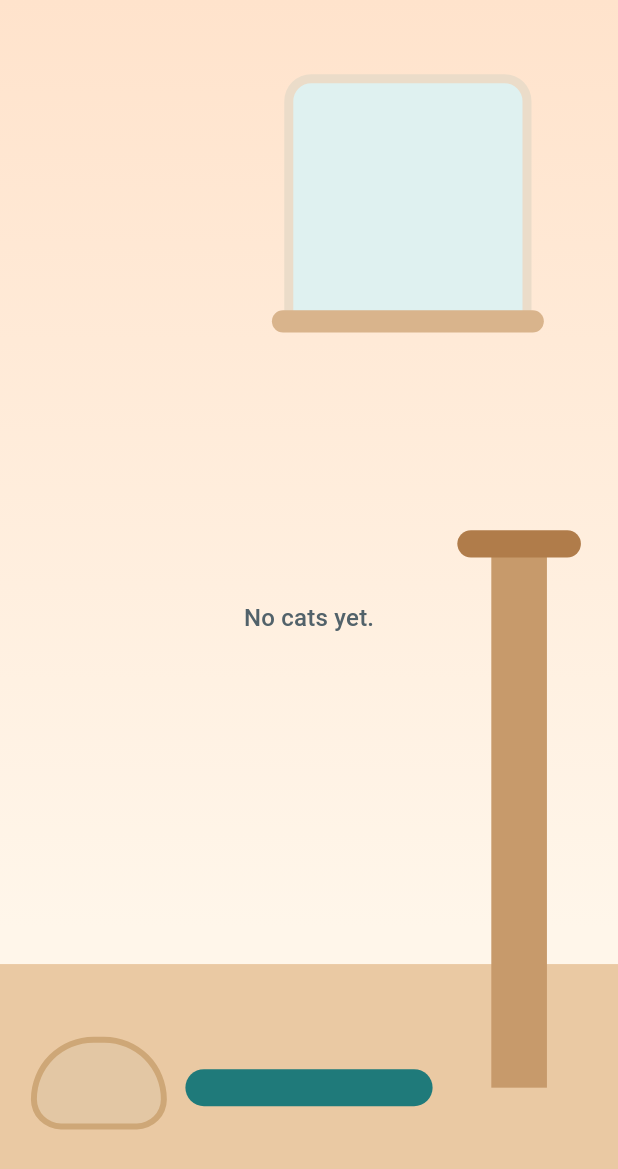
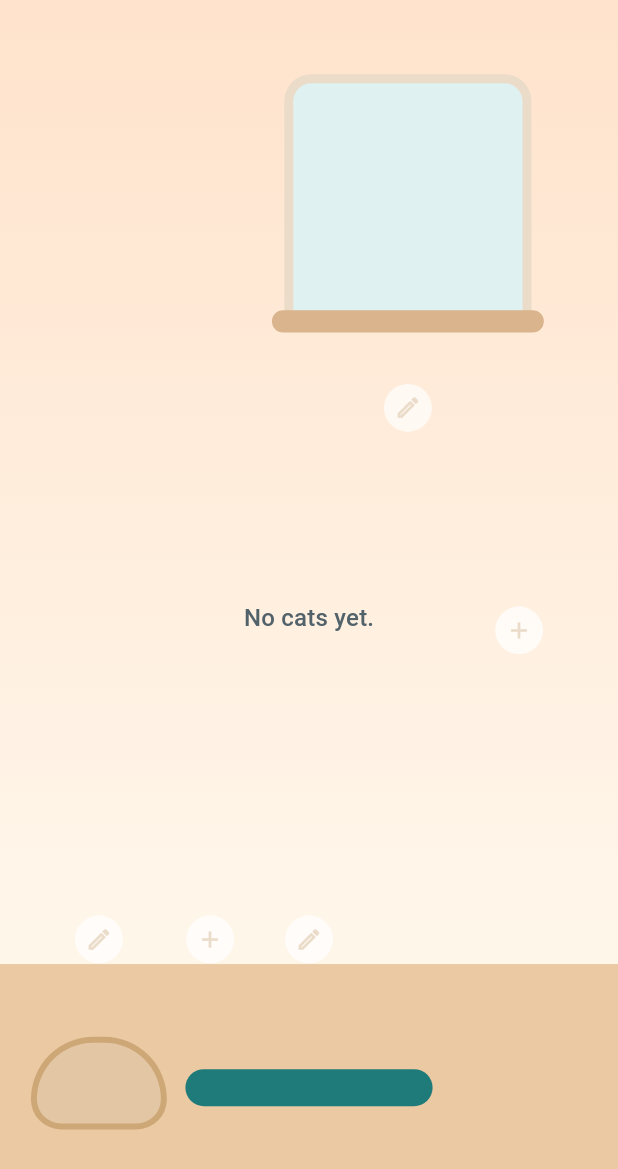
Before and after one commit to mikehorstman/catwalk, a Flutter app: the RoomPage widget shown alone on an empty page, opened directly, on a phone screen of 412 x 824 dp. Shown: the top 1169 px of the screen. Run offline on Flutter 3.47's test engine with Material 3 defaults, Android fonts, the phone set to English and light mode, and no system bars; our stand-ins replace cloud_firestore, firebase_analytics, firebase_auth, firebase_core, flutter_local_notifications, flutter_map and 11 more; missing offline and left inert: health; accounts and stored records are empty.

Commit message:
feat: decorations - 30 items, slot sheet, welcome call; version 1.12.0

```diff
--- a/lib/features/room/data/room_layout_provider.dart
+++ b/lib/features/room/data/room_layout_provider.dart
@@ -2,6 +2,10 @@ import 'package:flutter_riverpod/flutter_riverpod.dart';
 
 import '../../map/data/inventory_repository.dart';
 import '../../map/domain/inventory.dart';
+import '../../rooms/data/home_state_repository.dart';
+import '../../rooms/domain/home_state.dart';
+import '../../rooms/domain/room_layouts.dart';
+import '../../rooms/domain/room_type.dart';
 import '../domain/room_layout.dart';
 
 /// What you have found. Refreshed when the map hands you something.
@@ -14,3 +18,14 @@ final roomLayoutProvider = Provider<RoomLayout>((ref) {
   final toys = ref.watch(inventoryProvider).value?.toys ?? const <String>[];
   return RoomLayout.standard.withToys(toys);
 });
+
+/// The layout of one room, from what the player placed in it and the toys
+/// they own.
+final roomLayoutForProvider = Provider.family<RoomLayout, RoomType>((
+  ref,
+  room,
+) {
+  final toys = ref.watch(inventoryProvider).value?.toys ?? const <String>[];
+  final home = ref.watch(homeStateProvider).value ?? const HomeState();
+  return layoutForRoom(room, home, toys: toys);
+});
--- a/lib/features/room/presentation/room_screen.dart
+++ b/lib/features/room/presentation/room_screen.dart
@@ -13,6 +13,8 @@ import '../data/room_cats_provider.dart';
 import '../domain/cat_action.dart';
 import '../domain/room_cat.dart';
 import '../data/room_layout_provider.dart';
+import '../../rooms/domain/decoration_catalogue.dart';
+import '../../rooms/presentation/slot_sheet.dart';
 import '../domain/room_layout.dart';
 import '../domain/room_simulation.dart';
 import 'animation_lab.dart';
@@ -132,7 +134,8 @@ class _RoomPageState extends ConsumerState<RoomPage>
     ];
     // Reduce Motion is a device setting, and it can change while the app runs.
     final reducedMotion = MediaQuery.disableAnimationsOf(context);
-    final RoomLayout layout = widget.layout ?? ref.watch(roomLayoutProvider);
+    final RoomLayout layout =
+        widget.layout ?? ref.watch(roomLayoutForProvider(widget.room));
     if (_signatureOf(cats, layout) != _signature ||
         reducedMotion != _reducedMotion) {
       _syncRoom(cats, layout, reducedMotion);
@@ -158,6 +161,23 @@ class _RoomPageState extends ConsumerState<RoomPage>
                   child: ColoredBox(color: roomTint(widget.room)),
                 ),
               ),
+              // One small button per slot, to see what stands there and change it.
+              for (final slot in Slot.values)
+                Positioned(
+                  left: slot.position.dx * size.width - 16,
+                  top:
+                      (slot.position.dy + (slot.isHigh ? 0.07 : -0.12)) *
+                          size.height -
+                      16,
+                  child: _SlotButton(
+                    key: Key('slot-${slot.name}'),
+                    filled: ref
+                        .watch(roomLayoutForProvider(widget.room))
+                        .items
+                        .any((i) => i.slot == slot.name),
+                    onTap: () => SlotSheet.show(context, widget.room, slot),
+                  ),
+                ),
               if (runAway)
                 const Center(child: EmptyCushion(size: 200))
               else
@@ -272,6 +292,34 @@ class _CatLayer extends StatelessWidget {
 }
 
 /// Centred "No cats yet." message for an empty room.
+class _SlotButton extends StatelessWidget {
+  const _SlotButton({required this.filled, required this.onTap, super.key});
+
+  final bool filled;
+  final VoidCallback onTap;
+
+  @override
+  Widget build(BuildContext context) {
+    return Material(
+      color: Colors.white70,
+      shape: const CircleBorder(),
+      child: InkWell(
+        customBorder: const CircleBorder(),
+        onTap: onTap,
+        child: SizedBox(
+          width: 32,
+          height: 32,
+          child: Icon(
+            filled ? Icons.edit_outlined : Icons.add,
+            size: 18,
+            color: CatwalkColors.line,
+          ),
+        ),
+      ),
+    );
+  }
+}
+
 class _NoCats extends StatelessWidget {
   const _NoCats();
 
--- a/lib/features/room/presentation/widgets/room_scene.dart
+++ b/lib/features/room/presentation/widgets/room_scene.dart
@@ -22,22 +22,34 @@ class RoomScene extends StatelessWidget {
         Offset at(double x, double y) => Offset(x * w, y * h);
 
         final floorTop = layout.walkY * h - 0.10 * h;
-        final sill = layout.spot('sill')!;
-        final rug = layout.spot('rug')!;
-        final basket = layout.spot('basket')!;
-        final tree = layout.spot('tree')!;
+        final living = layout.roomId == 'living';
+        final sill = living ? layout.spot('sill') : null;
+        final rug = living ? layout.spot('rug') : null;
+        final basket = living ? layout.spot('basket') : null;
+        final tree = living ? layout.spot('tree') : null;
+        final floorColor = switch (layout.roomId) {
+          'garden' => const Color(0xFFB7D8A0),
+          'attic' => const Color(0xFFD9C3A5),
+          'veranda' => const Color(0xFFE6D2B5),
+          _ => const Color(0xFFEAC9A3),
+        };
+        final wallColors = switch (layout.roomId) {
+          'garden' => const [Color(0xFFCFE8F2), CatwalkColors.cream],
+          'attic' => const [Color(0xFFE4D3EA), CatwalkColors.cream],
+          _ => const [CatwalkColors.orangeSoft, CatwalkColors.cream],
+        };
 
         return Stack(
           children: [
             // Wall and floor.
-            const Positioned.fill(
+            Positioned.fill(
               child: DecoratedBox(
                 decoration: BoxDecoration(
                   gradient: LinearGradient(
                     begin: Alignment.topCenter,
                     end: Alignment.bottomCenter,
-                    colors: [CatwalkColors.orangeSoft, CatwalkColors.cream],
-                    stops: [0.0, 0.75],
+                    colors: wallColors,
+                    stops: const [0.0, 0.75],
                   ),
                 ),
               ),
@@ -47,10 +59,11 @@ class RoomScene extends StatelessWidget {
               right: 0,
               top: floorTop,
               bottom: 0,
-              child: const ColoredBox(color: Color(0xFFEAC9A3)),
+              child: ColoredBox(color: floorColor),
             ),
 
             // Window, with the sill the cat perches on.
+            if (sill != null) ...[
               Positioned(
                 left: (sill.position.dx - 0.20) * w,
                 top: 0.06 * h,
@@ -62,7 +75,9 @@ class RoomScene extends StatelessWidget {
                     border: Border.fromBorderSide(
                       BorderSide(color: CatwalkColors.line, width: 6),
                     ),
-                  borderRadius: BorderRadius.vertical(top: Radius.circular(18)),
+                    borderRadius: BorderRadius.vertical(
+                      top: Radius.circular(18),
+                    ),
                   ),
                 ),
               ),
@@ -71,8 +86,10 @@ class RoomScene extends StatelessWidget {
                 width: 0.44 * w,
                 height: 0.018 * h,
               ),
+            ],
 
             // Rug.
+            if (rug != null)
               _Board(
                 center: at(rug.position.dx, rug.position.dy),
                 width: 0.40 * w,
@@ -81,6 +98,7 @@ class RoomScene extends StatelessWidget {
               ),
 
             // Basket.
+            if (basket != null)
               _Basket(
                 center: at(basket.position.dx, basket.position.dy),
                 w: w,
@@ -96,6 +114,7 @@ class RoomScene extends StatelessWidget {
               ),
 
             // Cat tree: a post with a platform on top.
+            if (tree != null) ...[
               Positioned(
                 left: tree.position.dx * w - 0.045 * w,
                 top: tree.position.dy * h,
@@ -110,13 +129,83 @@ class RoomScene extends StatelessWidget {
                 color: const Color(0xFFB07C4A),
               ),
             ],
+
+            // Decorations without hand-drawn art yet: a neutral placeholder.
+            // The art for each item replaces `_ItemTile` later.
+            for (final item in layout.items)
+              if (!living || !item.starter)
+                _ItemTile(
+                  item: item,
+                  center: at(item.position.dx, item.position.dy),
+                  w: w,
+                  h: h,
+                  chip: living,
+                ),
+          ],
         );
       },
     );
   }
 }
 
-/// A flat board: a rug, a shelf, a platform. Feet land on its middle.
+/// A placeholder for one decoration: a soft tile with its name. In the living
+/// room, where the classic furniture is drawn already, it is a small tag.
+class _ItemTile extends StatelessWidget {
+  const _ItemTile({
+    required this.item,
+    required this.center,
+    required this.w,
+    required this.h,
+    required this.chip,
+  });
+
+  final PlacedItem item;
+  final Offset center;
+  final double w;
+  final double h;
+  final bool chip;
+
+  @override
+  Widget build(BuildContext context) {
+    final width = (chip ? 0.22 : 0.20) * w;
+    final height = (chip ? 0.04 : 0.10) * h;
+    final tint = [
+      const Color(0xFFF3E3C8),
+      const Color(0xFFE9D4A8),
+      const Color(0xFFDDBF86),
+    ][(item.tier - 1).clamp(0, 2)];
+    return Positioned(
+      left: center.dx - width / 2,
+      top: chip ? center.dy + 0.03 * h : center.dy - height * 0.4,
+      width: width,
+      height: height,
+      child: Semantics(
+        label: item.name,
+        child: DecoratedBox(
+          key: Key('item-${item.id}'),
+          decoration: BoxDecoration(
+            color: tint,
+            borderRadius: BorderRadius.circular(chip ? 10 : 14),
+            border: Border.all(color: CatwalkColors.line),
+          ),
+          child: Center(
+            child: FittedBox(
+              fit: BoxFit.scaleDown,
+              child: Padding(
+                padding: const EdgeInsets.symmetric(horizontal: 4),
+                child: Text(
+                  item.name,
+                  style: const TextStyle(fontSize: 11, color: Colors.black87),
+                ),
+              ),
+            ),
+          ),
+        ),
+      ),
+    );
+  }
+}
+
 class _Board extends StatelessWidget {
   const _Board({
     required this.center,
--- a/pubspec.yaml
+++ b/pubspec.yaml
@@ -16,7 +16,7 @@ publish_to: 'none' # Remove this line if you wish to publish to pub.dev
 # https://developer.apple.com/library/archive/documentation/General/Reference/InfoPlistKeyReference/Articles/CoreFoundationKeys.html
 # In Windows, build-name is used as the major, minor, and patch parts
 # of the product and file versions while build-number is used as the build suffix.
-version: 1.11.0+18
+version: 1.12.0+19
 
 environment:
   sdk: ^3.13.5
```
Also changed, not shown: lib/features/history/presentation/test_guide.dart (+11 -0 lines), lib/features/map/domain/arrival.dart (+32 -1 lines), lib/features/rooms/presentation/slot_sheet.dart (added, +146 -0 lines), lib/features/steps/presentation/home_controller.dart (+39 -0 lines), 3 other files. Lines whose indentation alone changed are shown as unchanged.
